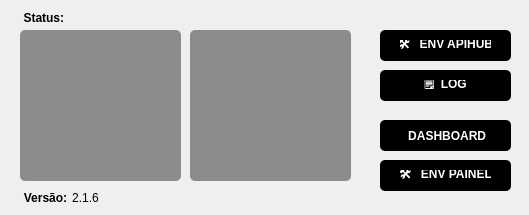
Qt form assets/apihub.ui (WeldercrisRibeiro/gestor-apihub) before a commit.
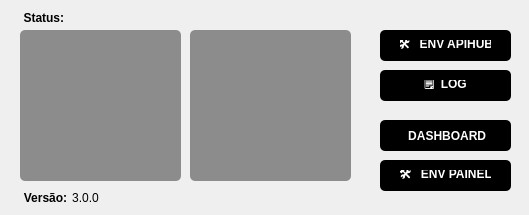
The same form after that commit.

What changed in the file:
```diff
--- a/assets/apihub.ui
+++ b/assets/apihub.ui
@@ -12,14 +12,14 @@
   </property>
   <property name="minimumSize">
    <size>
-    <width>383</width>
-    <height>200</height>
+    <width>529</width>
+    <height>215</height>
    </size>
   </property>
   <property name="maximumSize">
    <size>
-    <width>550</width>
-    <height>500</height>
+    <width>529</width>
+    <height>215</height>
    </size>
   </property>
   <property name="windowTitle">
@@ -230,7 +230,7 @@
      </font>
     </property>
     <property name="text">
-     <string>2.1.6</string>
+     <string>3.0.0</string>
     </property>
     <property name="alignment">
      <set>Qt::AlignCenter</set>
```
